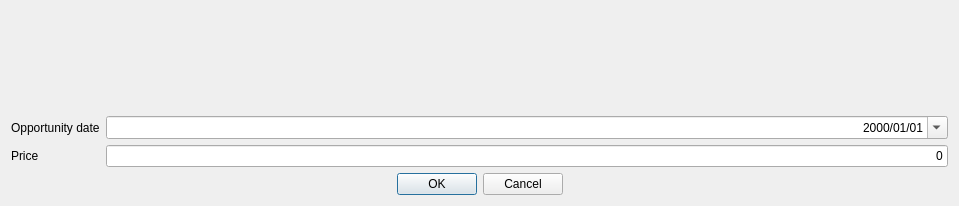
Old version of the form xulpymoney/ui/wdgOpportunitiesAdd.ui in the repository turulomio/xulpymoney.
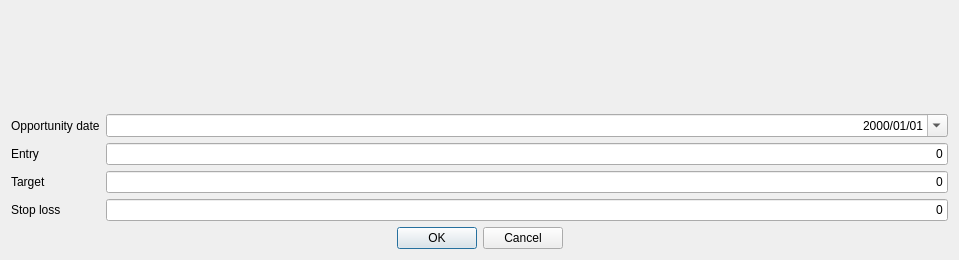
New version of the form. Icons and pictures are not drawn. Custom widgets are drawn as their Qt base class.

Commit message: Added target, stoploss, relation gains/risk. Improved opportunity.png

Patch:
```diff
--- a/xulpymoney/ui/wdgOpportunitiesAdd.ui
+++ b/xulpymoney/ui/wdgOpportunitiesAdd.ui
@@ -7,7 +7,7 @@
     <x>0</x>
     <y>0</y>
     <width>959</width>
-    <height>206</height>
+    <height>260</height>
    </rect>
   </property>
   <property name="windowIcon">
@@ -87,7 +87,41 @@
        <item row="1" column="0">
         <widget class="QLabel" name="label_5">
          <property name="text">
-          <string>Price</string>
+          <string>Entry</string>
+         </property>
+        </widget>
+       </item>
+       <item row="2" column="0">
+        <widget class="QLabel" name="label">
+         <property name="text">
+          <string>Target</string>
+         </property>
+        </widget>
+       </item>
+       <item row="3" column="0">
+        <widget class="QLabel" name="label_3">
+         <property name="text">
+          <string>Stop loss</string>
+         </property>
+        </widget>
+       </item>
+       <item row="3" column="1">
+        <widget class="myQLineEdit" name="txtStoploss">
+         <property name="text">
+          <string>0</string>
+         </property>
+         <property name="alignment">
+          <set>Qt::AlignRight|Qt::AlignTrailing|Qt::AlignVCenter</set>
+         </property>
+        </widget>
+       </item>
+       <item row="2" column="1">
+        <widget class="myQLineEdit" name="txtTarget">
+         <property name="text">
+          <string>0</string>
+         </property>
+         <property name="alignment">
+          <set>Qt::AlignRight|Qt::AlignTrailing|Qt::AlignVCenter</set>
          </property>
         </widget>
        </item>
```
Left out of the diff: 8 changed lines with no effect on the pictures. The commit also changes 7 other files.
